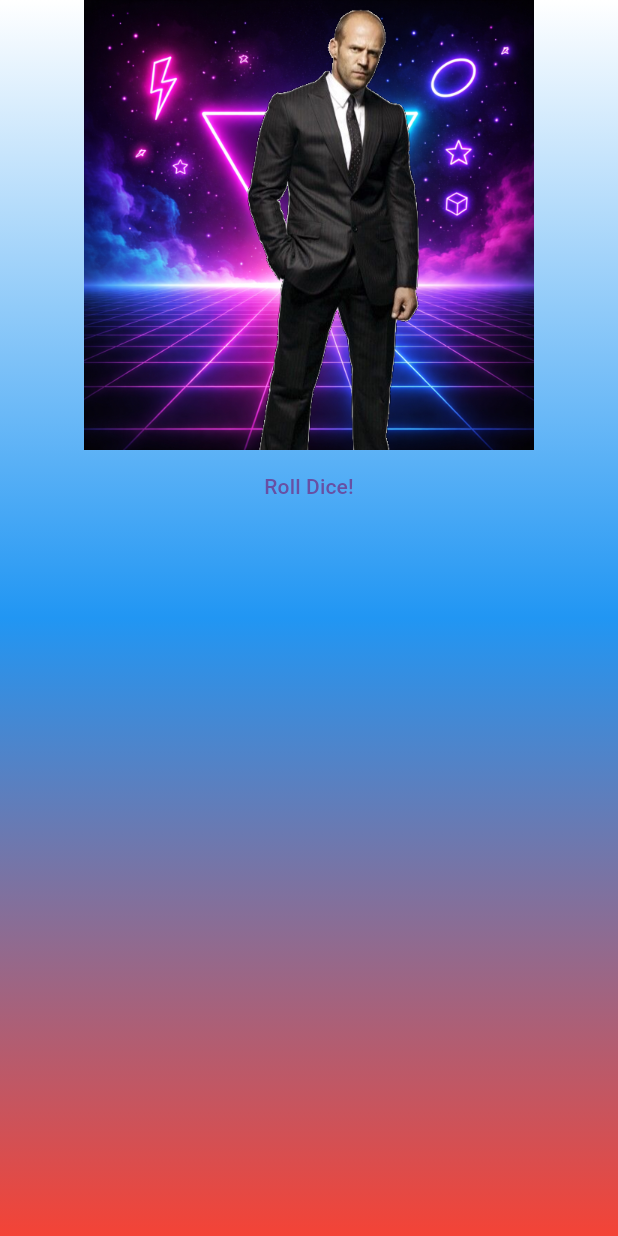
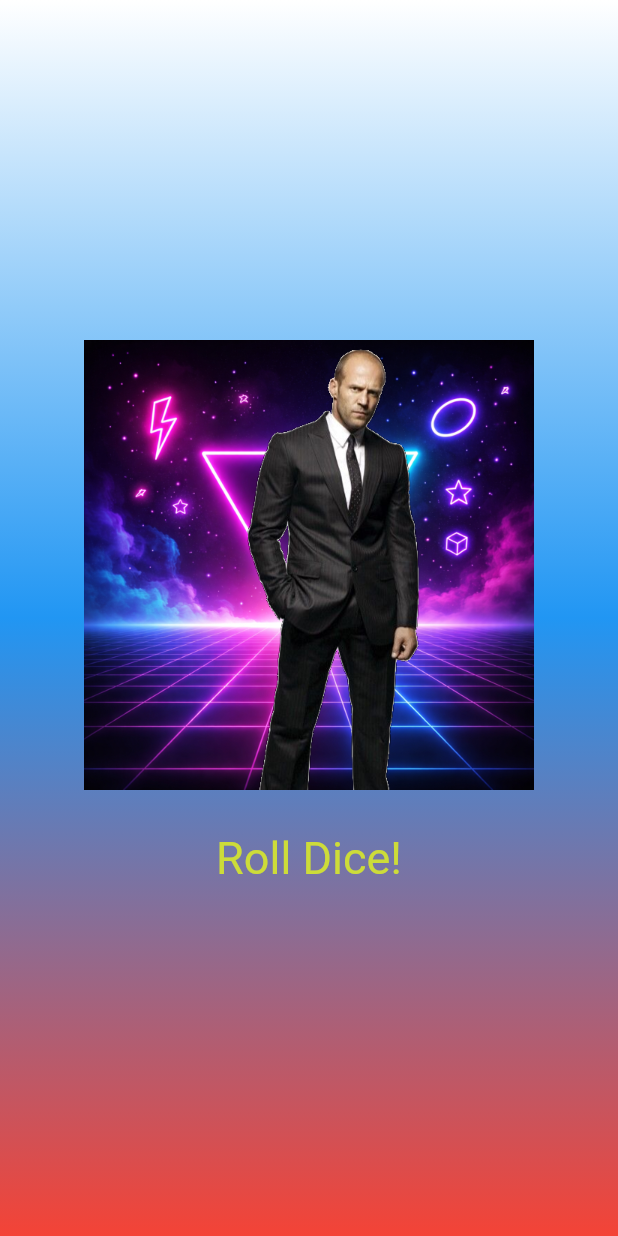
Before and after one commit to anubis3333333333/F4-5, a Flutter app: the screen it shows after launch, on a phone screen of 412 x 824 dp. Run offline on Flutter 3.47's test engine with Material 3 defaults, Android fonts, the phone set to English and light mode, and no system bars.

Commit message:
style roll button and adjust layout

```diff
--- a/lib/gradient_container.dart
+++ b/lib/gradient_container.dart
@@ -32,13 +32,22 @@ class GradientContainer extends StatelessWidget{
 
         child: Center(
             child: Column(
+                mainAxisSize: MainAxisSize.min,
                 children: [
                     Image.asset(
                         "assets/images/dice-1.png",
                         width: 300,
                     ),
+                    const SizedBox(height:20),
                     TextButton(
                         onPressed: rollDice,
+                        style: TextButton.styleFrom(
+                            foregroundColor: Colors.lime,
+                            textStyle: const TextStyle(
+                                fontSize: 30,
+
+                            ),
+                        ),
                         child: Text("Roll Dice!"),
 
                     ),
```
Also changed, not shown: img/2026-10-20_13-34.png (added).
